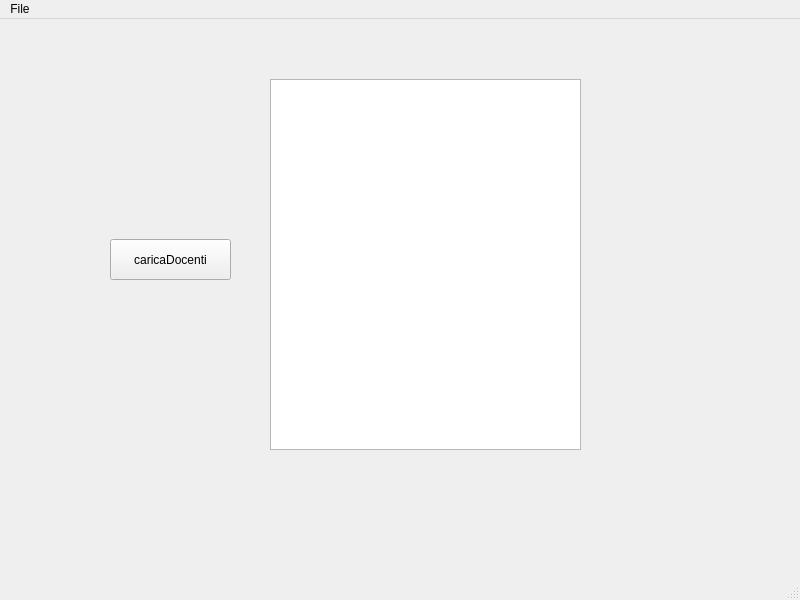
The window that mainwindow.ui (LorenzoSmedile/InterfaceLab) describes before a commit, drawn with Qt 5.
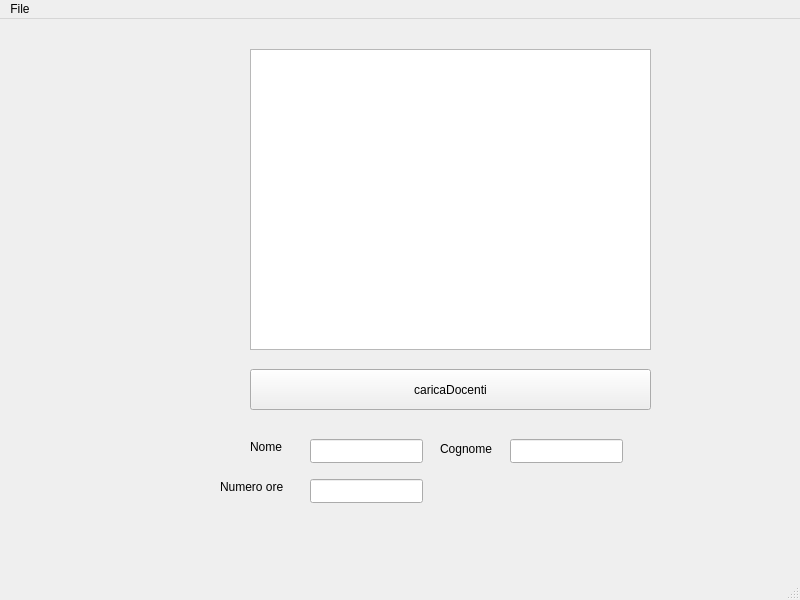
The same window after the commit.

The edit to the form file:
```diff
--- a/mainwindow.ui
+++ b/mainwindow.ui
@@ -17,9 +17,9 @@
    <widget class="QPushButton" name="caricaDocenti">
     <property name="geometry">
      <rect>
-      <x>110</x>
-      <y>220</y>
-      <width>121</width>
+      <x>250</x>
+      <y>350</y>
+      <width>401</width>
       <height>41</height>
      </rect>
     </property>
@@ -30,13 +30,82 @@
    <widget class="QTableWidget" name="tabella">
     <property name="geometry">
      <rect>
-      <x>270</x>
-      <y>60</y>
-      <width>311</width>
-      <height>371</height>
+      <x>250</x>
+      <y>30</y>
+      <width>401</width>
+      <height>301</height>
      </rect>
     </property>
    </widget>
+   <widget class="QLabel" name="label">
+    <property name="geometry">
+     <rect>
+      <x>250</x>
+      <y>420</y>
+      <width>49</width>
+      <height>16</height>
+     </rect>
+    </property>
+    <property name="text">
+     <string>Nome</string>
+    </property>
+   </widget>
+   <widget class="QLineEdit" name="lineEdit">
+    <property name="geometry">
+     <rect>
+      <x>310</x>
+      <y>420</y>
+      <width>113</width>
+      <height>24</height>
+     </rect>
+    </property>
+   </widget>
+   <widget class="QLineEdit" name="lineEdit_2">
+    <property name="geometry">
+     <rect>
+      <x>510</x>
+      <y>420</y>
+      <width>113</width>
+      <height>24</height>
+     </rect>
+    </property>
+   </widget>
+   <widget class="QLineEdit" name="lineEdit_3">
+    <property name="geometry">
+     <rect>
+      <x>310</x>
+      <y>460</y>
+      <width>113</width>
+      <height>24</height>
+     </rect>
+    </property>
+   </widget>
+   <widget class="QLabel" name="label_2">
+    <property name="geometry">
+     <rect>
+      <x>440</x>
+      <y>420</y>
+      <width>61</width>
+      <height>20</height>
+     </rect>
+    </property>
+    <property name="text">
+     <string>Cognome</string>
+    </property>
+   </widget>
+   <widget class="QLabel" name="label_3">
+    <property name="geometry">
+     <rect>
+      <x>220</x>
+      <y>460</y>
+      <width>71</width>
+      <height>16</height>
+     </rect>
+    </property>
+    <property name="text">
+     <string>Numero ore</string>
+    </property>
+   </widget>
   </widget>
   <widget class="QMenuBar" name="menubar">
    <property name="geometry">
```
